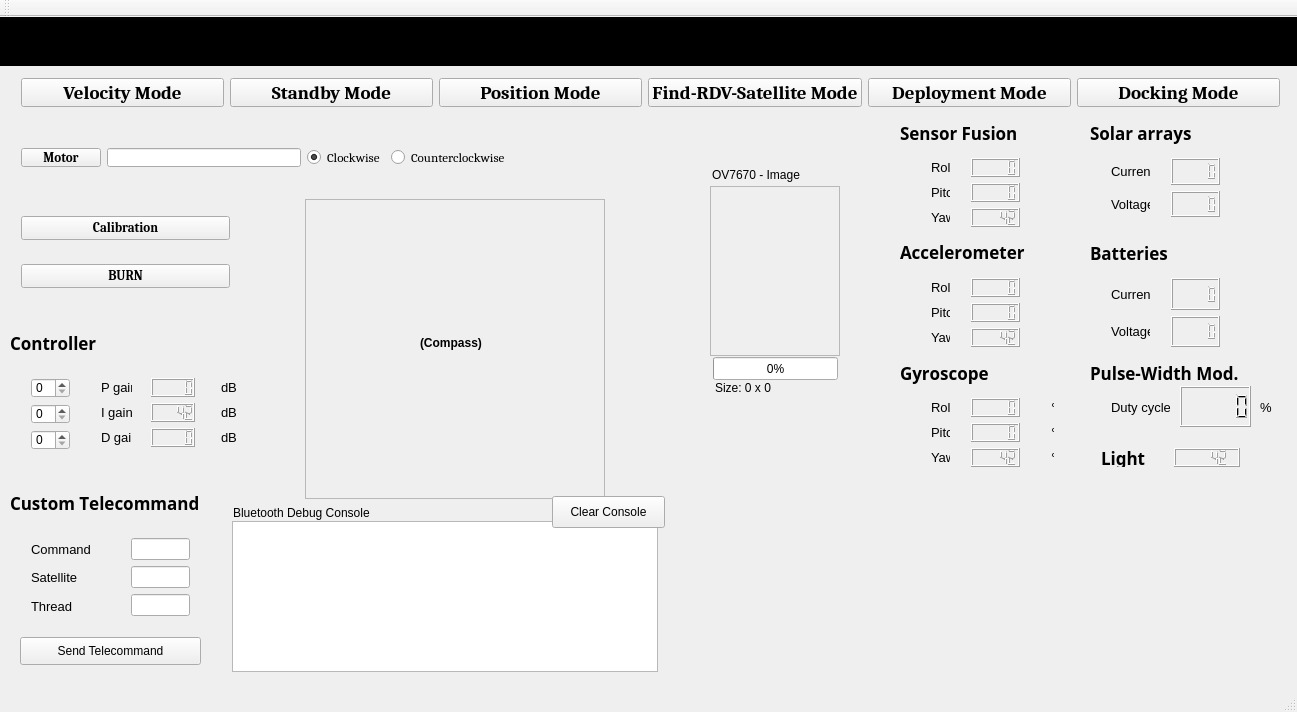
First picture: the form in groundstation.ui, repository Angele-/FloatSat_GroundStation, before the edit.
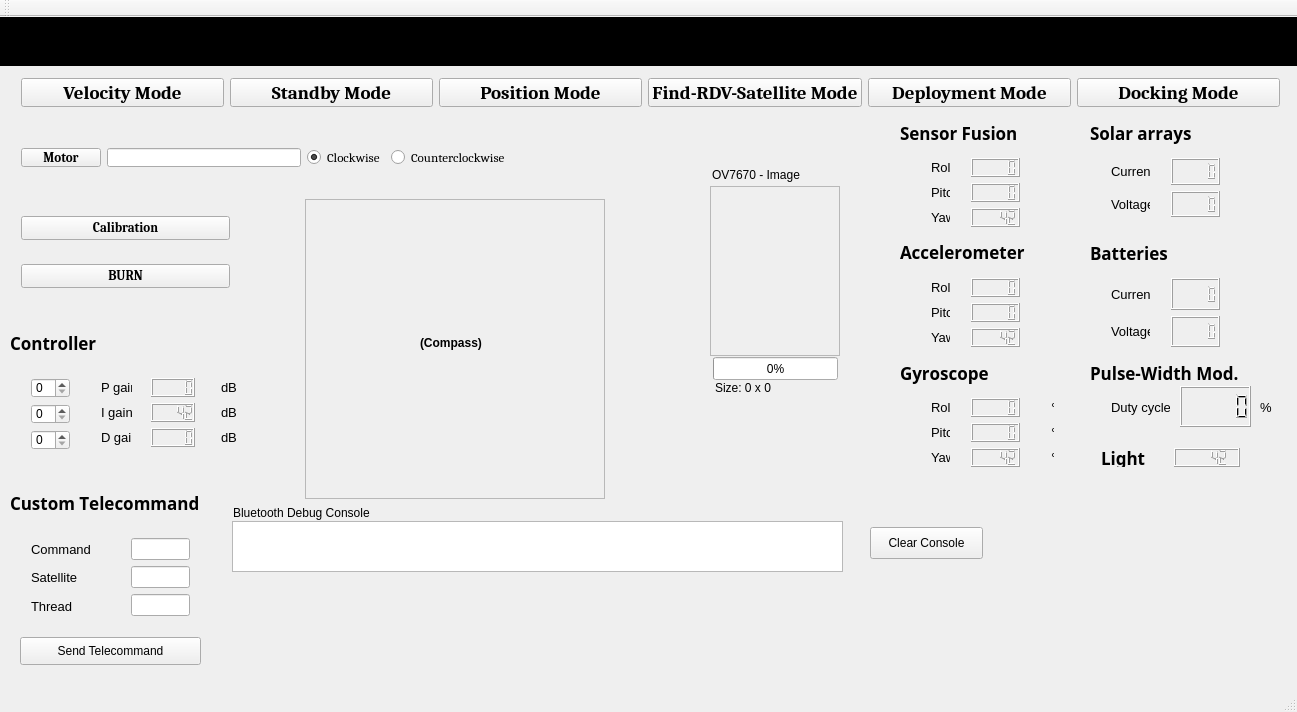
Second picture: the form after the edit.

The edit to the form file:
```diff
--- a/groundstation.ui
+++ b/groundstation.ui
@@ -1499,8 +1499,8 @@
      <rect>
       <x>232</x>
       <y>504</y>
-      <width>426</width>
-      <height>151</height>
+      <width>611</width>
+      <height>51</height>
      </rect>
     </property>
     <property name="font">
@@ -1532,8 +1532,8 @@
    <widget class="QPushButton" name="consoleClearBtn">
     <property name="geometry">
      <rect>
-      <x>552</x>
-      <y>479</y>
+      <x>870</x>
+      <y>510</y>
       <width>113</width>
       <height>32</height>
      </rect>
```
Left out of the diff: 2 changed lines with no effect on the pictures.
